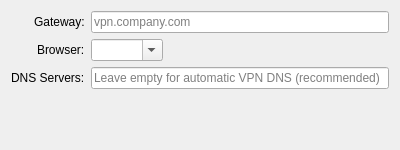
Old version of the form plugins/plasma/gpclientwidget.ui in the repository WMP/GlobalProtect-SAML-NetworkManager.
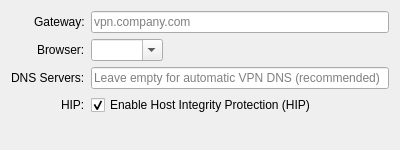
New version of the form.

Commit message:
Add HIP checkbox to VPN configuration dialogs
- Add HIP (Host Integrity Protection) checkbox to Plasma widget
- Add HIP checkbox to GTK4 GNOME editor
- Add HIP checkbox to GTK3 GNOME editor
- Modify Python service to read HIP setting and add --hip flag to gpclient
- HIP is enabled by default
- Update README with Ubuntu 22.04 pip3 install sdbus instruction

```diff
--- a/plugins/plasma/gpclientwidget.ui
+++ b/plugins/plasma/gpclientwidget.ui
@@ -74,6 +74,26 @@
      </property>
     </widget>
    </item>
+   <item row="3" column="0">
+    <widget class="QLabel" name="hipLabel">
+     <property name="text">
+      <string>HIP:</string>
+     </property>
+    </widget>
+   </item>
+   <item row="3" column="1">
+    <widget class="QCheckBox" name="hipCheckBox">
+     <property name="text">
+      <string>Enable Host Integrity Protection (HIP)</string>
+     </property>
+     <property name="toolTip">
+      <string>Enable HIP (Host Integrity Protection) to send host information to the VPN gateway. This is required by some organizations for security compliance.</string>
+     </property>
+     <property name="checked">
+      <bool>true</bool>
+     </property>
+    </widget>
+   </item>
   </layout>
  </widget>
  <resources/>
```
The commit also changes 6 other files.
